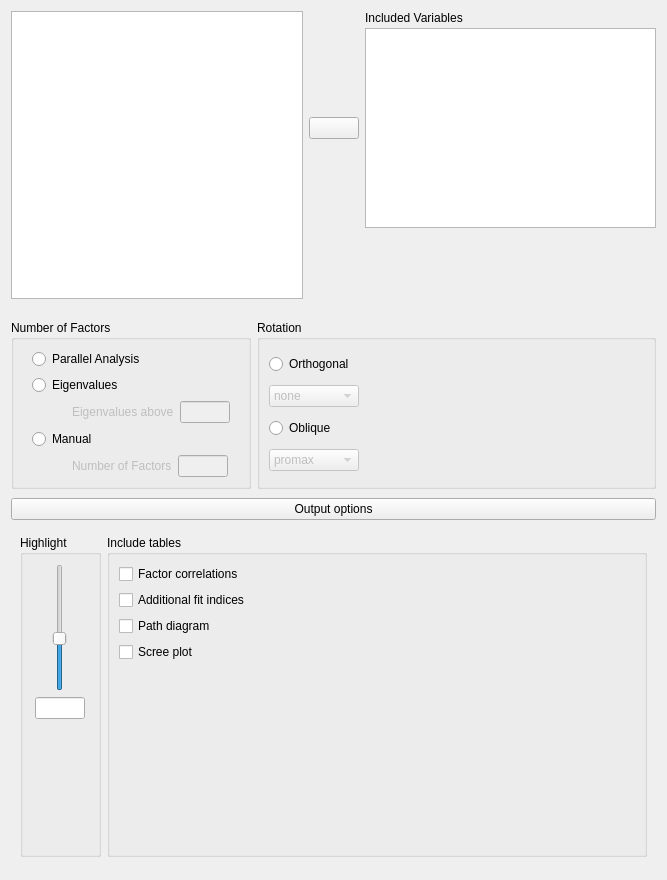
Old version of the form JASP-Desktop/analysisforms/Common/exploratoryfactoranalysisform.ui in the repository jasp-stats/jasp-desktop.
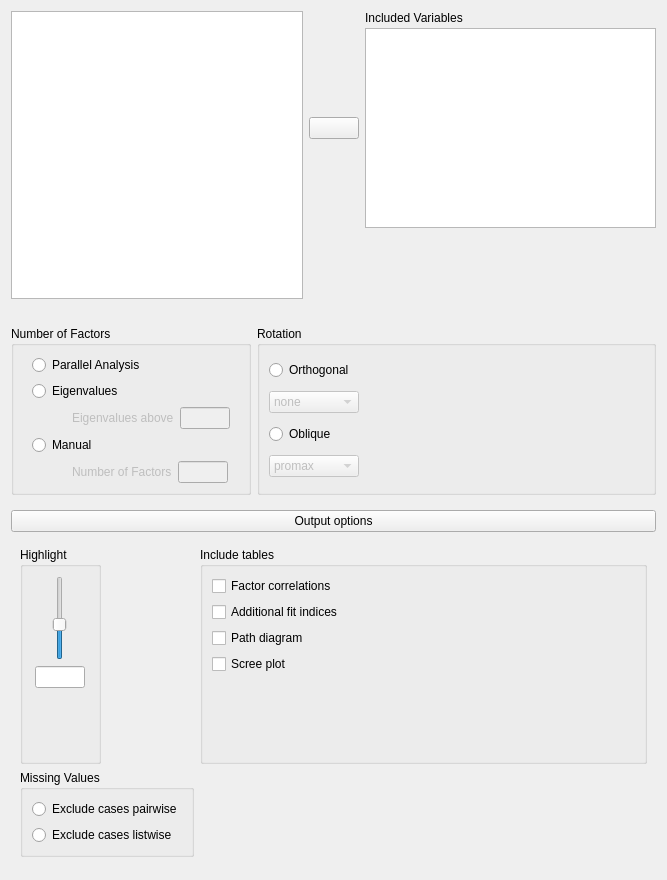
New version of the form. Custom widgets are drawn as their Qt base class.

Commit message: added missing value handling and started on new unit tests

Diff of the .ui file:
```diff
--- a/JASP-Desktop/analysisforms/Common/exploratoryfactoranalysisform.ui
+++ b/JASP-Desktop/analysisforms/Common/exploratoryfactoranalysisform.ui
@@ -20,10 +20,7 @@
    <string>Form</string>
   </property>
   <layout class="QGridLayout" name="gridLayout_7">
-   <property name="verticalSpacing">
-    <number>0</number>
-   </property>
-   <item row="0" column="0" colspan="3">
+   <item row="0" column="0">
     <widget class="QWidget" name="topWidget" native="true">
      <property name="sizePolicy">
       <sizepolicy hsizetype="Preferred" vsizetype="Fixed">
@@ -138,168 +135,7 @@
      </layout>
     </widget>
    </item>
-   <item row="2" column="0" colspan="3">
-    <widget class="QWidget" name="widget_9" native="true">
-     <property name="sizePolicy">
-      <sizepolicy hsizetype="Preferred" vsizetype="Preferred">
-       <horstretch>0</horstretch>
-       <verstretch>0</verstretch>
-      </sizepolicy>
-     </property>
-     <layout class="QGridLayout" name="gridLayout_6">
-      <property name="leftMargin">
-       <number>0</number>
-      </property>
-      <property name="rightMargin">
-       <number>0</number>
-      </property>
-      <property name="bottomMargin">
-       <number>3</number>
-      </property>
-      <item row="0" column="0">
-       <widget class="ExpanderButton" name="pushButton_2">
-        <property name="sizePolicy">
-         <sizepolicy hsizetype="Expanding" vsizetype="Fixed">
-          <horstretch>0</horstretch>
-          <verstretch>0</verstretch>
-         </sizepolicy>
-        </property>
-        <property name="text">
-         <string>Output options</string>
-        </property>
-       </widget>
-      </item>
-      <item row="1" column="0">
-       <widget class="QWidget" name="containerOptions" native="true">
-        <layout class="QGridLayout" name="gridLayout_4">
-         <item row="0" column="0">
-          <widget class="BoundGroupBox" name="highlight">
-           <property name="maximumSize">
-            <size>
-             <width>81</width>
-             <height>16777215</height>
-            </size>
-           </property>
-           <property name="title">
-            <string>Highlight</string>
-           </property>
-           <layout class="QGridLayout" name="gridLayout_3">
-            <item row="1" column="0" alignment="Qt::AlignHCenter">
-             <widget class="QSlider" name="highlightSlider">
-              <property name="minimumSize">
-               <size>
-                <width>0</width>
-                <height>70</height>
-               </size>
-              </property>
-              <property name="maximum">
-               <number>100</number>
-              </property>
-              <property name="pageStep">
-               <number>10</number>
-              </property>
-              <property name="value">
-               <number>40</number>
-              </property>
-              <property name="orientation">
-               <enum>Qt::Vertical</enum>
-              </property>
-             </widget>
-            </item>
-            <item row="2" column="0">
-             <widget class="BoundTextBox" name="highlightText">
-              <property name="enabled">
-               <bool>true</bool>
-              </property>
-              <property name="sizePolicy">
-               <sizepolicy hsizetype="Fixed" vsizetype="Fixed">
-                <horstretch>0</horstretch>
-                <verstretch>0</verstretch>
-               </sizepolicy>
-              </property>
-              <property name="maximumSize">
-               <size>
-                <width>50</width>
-                <height>16777215</height>
-               </size>
-              </property>
-             </widget>
-            </item>
-            <item row="3" column="0">
-             <spacer name="verticalSpacer">
-              <property name="orientation">
-               <enum>Qt::Vertical</enum>
-              </property>
-              <property name="sizeHint" stdset="0">
-               <size>
-                <width>20</width>
-                <height>40</height>
-               </size>
-              </property>
-             </spacer>
-            </item>
-           </layout>
-           <zorder>highlightText</zorder>
-           <zorder>highlightSlider</zorder>
-          </widget>
-         </item>
-         <item row="0" column="1">
-          <widget class="BoundGroupBox" name="includeTables">
-           <property name="title">
-            <string>Include tables</string>
-           </property>
-           <layout class="QGridLayout" name="gridLayout_10">
-            <item row="3" column="0">
-             <widget class="BoundCheckBox" name="incl_screePlot">
-              <property name="text">
-               <string>Scree plot</string>
-              </property>
-             </widget>
-            </item>
-            <item row="0" column="0">
-             <widget class="BoundCheckBox" name="incl_correlations">
-              <property name="text">
-               <string>Factor correlations</string>
-              </property>
-             </widget>
-            </item>
-            <item row="1" column="0">
-             <widget class="BoundCheckBox" name="incl_fitIndices">
-              <property name="text">
-               <string>Additional fit indices</string>
-              </property>
-             </widget>
-            </item>
-            <item row="2" column="0">
-             <widget class="BoundCheckBox" name="incl_pathDiagram">
-              <property name="text">
-               <string>Path diagram</string>
-              </property>
-             </widget>
-            </item>
-            <item row="4" column="0">
-             <spacer name="verticalSpacer_2">
-              <property name="orientation">
-               <enum>Qt::Vertical</enum>
-              </property>
-              <property name="sizeHint" stdset="0">
-               <size>
-                <width>20</width>
-                <height>40</height>
-               </size>
-              </property>
-             </spacer>
-            </item>
-           </layout>
-          </widget>
-         </item>
-        </layout>
-       </widget>
-      </item>
-     </layout>
-    </widget>
-   </item>
-   <item row="1" column="0" colspan="3">
+   <item row="1" column="0">
     <widget class="QWidget" name="widget" native="true">
      <layout class="QGridLayout" name="gridLayout_2">
       <property name="leftMargin">
@@ -632,6 +468,212 @@
      </layout>
     </widget>
    </item>
+   <item row="2" column="0">
+    <widget class="QWidget" name="widget_9" native="true">
+     <property name="sizePolicy">
+      <sizepolicy hsizetype="Preferred" vsizetype="Preferred">
+       <horstretch>0</horstretch>
+       <verstretch>0</verstretch>
+      </sizepolicy>
+     </property>
+     <layout class="QGridLayout" name="gridLayout_6">
+      <property name="leftMargin">
+       <number>0</number>
+      </property>
+      <property name="rightMargin">
+       <number>0</number>
+      </property>
+      <property name="bottomMargin">
+       <number>3</number>
+      </property>
+      <item row="0" column="0">
+       <widget class="ExpanderButton" name="pushButton_2">
+        <property name="sizePolicy">
+         <sizepolicy hsizetype="Expanding" vsizetype="Fixed">
+          <horstretch>0</horstretch>
+          <verstretch>0</verstretch>
+         </sizepolicy>
+        </property>
+        <property name="text">
+         <string>Output options</string>
+        </property>
+       </widget>
+      </item>
+      <item row="1" column="0">
+       <widget class="QWidget" name="containerOptions" native="true">
+        <layout class="QGridLayout" name="gridLayout_4">
+         <item row="0" column="0">
+          <widget class="BoundGroupBox" name="highlight">
+           <property name="maximumSize">
+            <size>
+             <width>81</width>
+             <height>16777215</height>
+            </size>
+           </property>
+           <property name="title">
+            <string>Highlight</string>
+           </property>
+           <layout class="QGridLayout" name="gridLayout_3">
+            <item row="1" column="0" alignment="Qt::AlignHCenter">
+             <widget class="QSlider" name="highlightSlider">
+              <property name="minimumSize">
+               <size>
+                <width>0</width>
+                <height>70</height>
+               </size>
+              </property>
+              <property name="maximum">
+               <number>100</number>
+              </property>
+              <property name="pageStep">
+               <number>10</number>
+              </property>
+              <property name="value">
+               <number>40</number>
+              </property>
+              <property name="orientation">
+               <enum>Qt::Vertical</enum>
+              </property>
+             </widget>
+            </item>
+            <item row="2" column="0">
+             <widget class="BoundTextBox" name="highlightText">
+              <property name="enabled">
+               <bool>true</bool>
+              </property>
+              <property name="sizePolicy">
+               <sizepolicy hsizetype="Fixed" vsizetype="Fixed">
+                <horstretch>0</horstretch>
+                <verstretch>0</verstretch>
+               </sizepolicy>
+              </property>
+              <property name="maximumSize">
+               <size>
+                <width>50</width>
+                <height>16777215</height>
+               </size>
+              </property>
+             </widget>
+            </item>
+            <item row="3" column="0">
+             <spacer name="verticalSpacer">
+              <property name="orientation">
+               <enum>Qt::Vertical</enum>
+              </property>
+              <property name="sizeHint" stdset="0">
+               <size>
+                <width>20</width>
+                <height>40</height>
+               </size>
+              </property>
+             </spacer>
+            </item>
+           </layout>
+           <zorder>highlightText</zorder>
+           <zorder>highlightSlider</zorder>
+          </widget>
+         </item>
+         <item row="0" column="1">
+          <widget class="BoundGroupBox" name="includeTables">
+           <property name="title">
+            <string>Include tables</string>
+           </property>
+           <layout class="QGridLayout" name="gridLayout_10">
+            <item row="3" column="0">
+             <widget class="BoundCheckBox" name="incl_screePlot">
+              <property name="text">
+               <string>Scree plot</string>
+              </property>
+             </widget>
+            </item>
+            <item row="0" column="0">
+             <widget class="BoundCheckBox" name="incl_correlations">
+              <property name="text">
+               <string>Factor correlations</string>
+              </property>
+             </widget>
+            </item>
+            <item row="1" column="0">
+             <widget class="BoundCheckBox" name="incl_fitIndices">
+              <property name="text">
+               <string>Additional fit indices</string>
+              </property>
+             </widget>
+            </item>
+            <item row="2" column="0">
+             <widget class="BoundCheckBox" name="incl_pathDiagram">
+              <property name="text">
+               <string>Path diagram</string>
+              </property>
+             </widget>
+            </item>
+            <item row="4" column="0">
+             <spacer name="verticalSpacer_2">
+              <property name="orientation">
+               <enum>Qt::Vertical</enum>
+              </property>
+              <property name="sizeHint" stdset="0">
+               <size>
+                <width>20</width>
+                <height>40</height>
+               </size>
+              </property>
+             </spacer>
+            </item>
+           </layout>
+          </widget>
+         </item>
+         <item row="1" column="0">
+          <widget class="BoundGroupBox" name="missingValues">
+           <property name="sizePolicy">
+            <sizepolicy hsizetype="Fixed" vsizetype="Preferred">
+             <horstretch>0</horstretch>
+             <verstretch>0</verstretch>
+            </sizepolicy>
+           </property>
+           <property name="title">
+            <string>Missing Values</string>
+           </property>
+           <property name="flat">
+            <bool>true</bool>
+           </property>
+           <layout class="QGridLayout" name="gridLayout_9">
+            <item row="0" column="0">
+             <widget class="QRadioButton" name="_1excludePairwise">
+              <property name="text">
+               <string>Exclude cases pairwise</string>
+              </property>
+             </widget>
+            </item>
+            <item row="1" column="0">
+             <widget class="QRadioButton" name="_2excludeListwise">
+              <property name="text">
+               <string>Exclude cases listwise</string>
+              </property>
+             </widget>
+            </item>
+           </layout>
+          </widget>
+         </item>
+         <item row="1" column="1">
+          <spacer name="horizontalSpacer_2">
+           <property name="orientation">
+            <enum>Qt::Horizontal</enum>
+           </property>
+           <property name="sizeHint" stdset="0">
+            <size>
+             <width>40</width>
+             <height>20</height>
+            </size>
+           </property>
+          </spacer>
+         </item>
+        </layout>
+       </widget>
+      </item>
+     </layout>
+    </widget>
+   </item>
   </layout>
  </widget>
  <customwidgets>
```
The commit also changes 5 other files.
